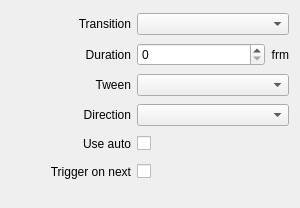
Qt form src/Widgets/Inspector/InspectorFadeToBlackWidget.ui (CasparCG/client) before a commit.
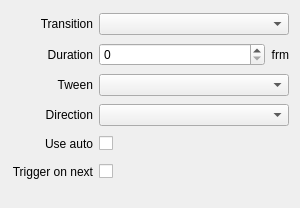
The same form after that commit.

Commit message: Remove minimumSize constraint from labels

Patch:
```diff
--- a/src/Widgets/Inspector/InspectorFadeToBlackWidget.ui
+++ b/src/Widgets/Inspector/InspectorFadeToBlackWidget.ui
@@ -22,12 +22,6 @@
    </property>
    <item row="2" column="0">
     <widget class="QLabel" name="labelTween">
-     <property name="minimumSize">
-      <size>
-       <width>120</width>
-       <height>0</height>
-      </size>
-     </property>
      <property name="text">
       <string>Tween</string>
      </property>
@@ -38,12 +32,6 @@
    </item>
    <item row="4" column="0">
     <widget class="QLabel" name="labelUseAuto">
-     <property name="minimumSize">
-      <size>
-       <width>120</width>
-       <height>0</height>
-      </size>
-     </property>
      <property name="text">
       <string>Use auto</string>
      </property>
@@ -54,12 +42,6 @@
    </item>
    <item row="1" column="0">
     <widget class="QLabel" name="labelTransitionDuration">
-     <property name="minimumSize">
-      <size>
-       <width>120</width>
-       <height>0</height>
-      </size>
-     </property>
      <property name="text">
       <string>Duration</string>
      </property>
@@ -93,12 +75,6 @@
    </item>
    <item row="5" column="0">
     <widget class="QLabel" name="labelTriggerOnNext">
-     <property name="minimumSize">
-      <size>
-       <width>120</width>
-       <height>0</height>
-      </size>
-     </property>
      <property name="text">
       <string>Trigger on next</string>
      </property>
@@ -109,12 +85,6 @@
    </item>
    <item row="3" column="0">
     <widget class="QLabel" name="labelDirection">
-     <property name="minimumSize">
-      <size>
-       <width>120</width>
-       <height>0</height>
-      </size>
-     </property>
      <property name="text">
       <string>Direction</string>
      </property>
@@ -125,12 +95,6 @@
    </item>
    <item row="0" column="0">
     <widget class="QLabel" name="labelTransition">
-     <property name="minimumSize">
-      <size>
-       <width>120</width>
-       <height>0</height>
-      </size>
-     </property>
      <property name="text">
       <string>Transition</string>
      </property>
```
The commit also changes 53 other files.
